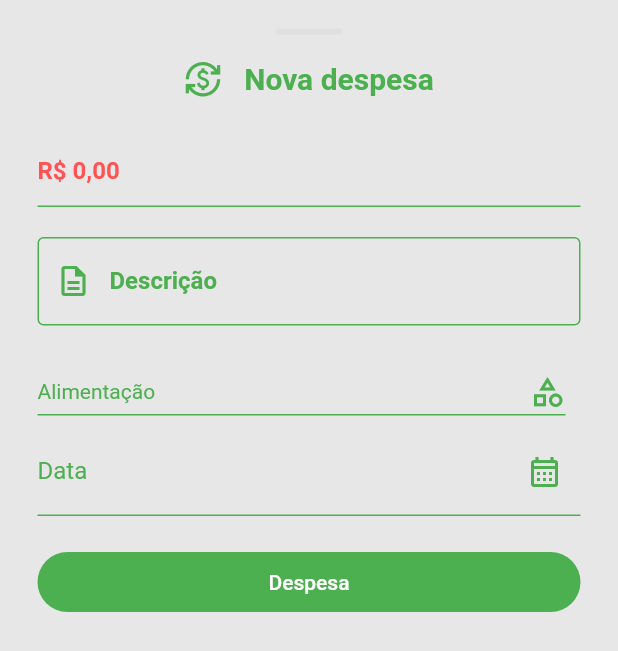
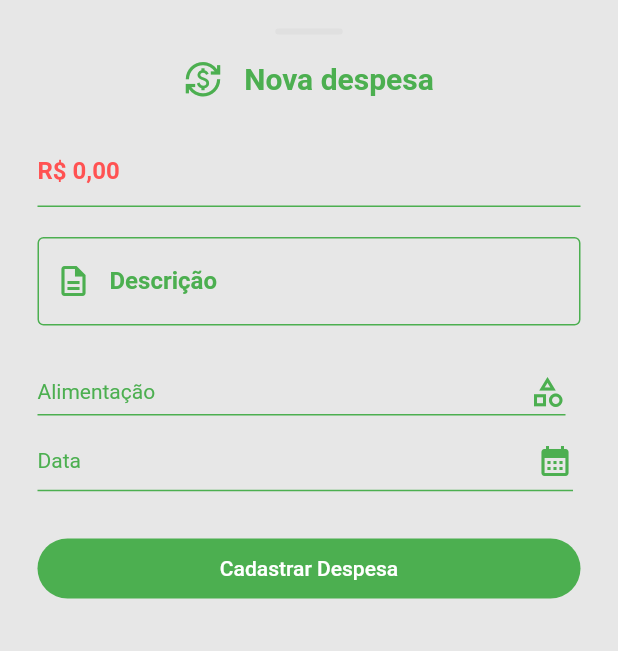
Before and after one commit to thiagoromendes/senai_mymoney, a Flutter app: the ExpenseRegisterModal screen opened directly, on a phone screen of 412 x 824 dp. Shown: the top 651 px of the screen. Run offline on Flutter 3.47's test engine with Material 2 defaults, Android fonts, the phone set to English and light mode, and no system bars; our stand-ins replace dio, flutter_mobx, flutter_secure_storage, mobx, modal_bottom_sheet; missing offline and left inert: flutter_rounded_date_picker, gauge_indicator; accounts and stored records are empty; generated files the repository leaves out were written again.

Commit message:
chore: add expenses modules

```diff
--- a/lib/main.dart
+++ b/lib/main.dart
@@ -24,6 +24,10 @@ class App extends StatelessWidget {
       home: const InitialPage(),
       debugShowCheckedModeBanner: false,
       darkTheme: ThemeData.dark(),
+      supportedLocales: const [
+        Locale('en', 'US'),
+        Locale('pt', 'BR'),
+      ],
       routes: {
         AppRouter.login: (context) => const LoginPage(),
         AppRouter.register: (context) => const RegisterPage(),
--- /dev/null
+++ b/lib/src/modules/expense/components/expense_register_modal.dart
@@ -0,0 +1,236 @@
+import 'package:flutter/material.dart';
+import 'package:flutter/services.dart';
+import 'package:flutter_mobx/flutter_mobx.dart';
+import 'package:flutter_rounded_date_picker/flutter_rounded_date_picker.dart';
+import 'package:my_money/src/modules/expense/controller/expense_register_controller.dart';
+import 'package:my_money/src/shared/colors/app_colors.dart';
+import 'package:my_money/src/shared/components/app_button.dart';
+import 'package:my_money/src/shared/components/app_title.dart';
+import 'package:my_money/src/shared/components/bar_modal.dart';
+import 'package:my_money/src/shared/helpers/input_mask.dart';
+import 'package:my_money/src/shared/helpers/text_input_formatter.dart';
+
+class ExpenseRegisterModal extends StatefulWidget {
+  const ExpenseRegisterModal({super.key});
+
+  @override
+  State<ExpenseRegisterModal> createState() => _ExpenseRegisterModalState();
+}
+
+class _ExpenseRegisterModalState extends State<ExpenseRegisterModal> {
+  final ExpenseRegisterController controller = ExpenseRegisterController();
+  final TextInputFormatter moneyFormatter = InputMask.moneyFormatter;
+  final TextEditingController descriptionTextEditingController =
+      TextEditingController();
+  late TextEditingController? moneyTextEditingController =
+      TextEditingController(text: moneyFormatter.formatText("0,00"));
+
+  String dropdownValue = '';
+  String dropdownFirstValue = '';
+
+  @override
+  void initState() {
+    super.initState();
+  }
+
+  void handleSelectCategory(String value) {
+    setState(() {
+      dropdownValue = value;
+      dropdownFirstValue = value;
+    });
+  }
+
+  Future<void> handleSetDate(BuildContext context) async {
+    controller.setExpensaDate(await showRoundedDatePicker(
+      context: context,
+      initialDate: DateTime.now(),
+      firstDate: DateTime(DateTime.now().year - 1),
+      lastDate: DateTime(DateTime.now().year + 1),
+      borderRadius: 10,
+      theme: ThemeData(primarySwatch: Colors.green),
+      height: MediaQuery.of(context).size.height * 0.35,
+    ));
+  }
+
+  @override
+  Widget build(BuildContext context) {
+    final List<String> categories = <String>[
+      'Alimentação',
+      'Casa',
+      'Dívidas',
+      'Educaçao',
+      'Lazer',
+      'Pessoal',
+      'Saúde',
+      'Serviço',
+      'Transporte'
+    ];
+
+    if (dropdownFirstValue.isEmpty) dropdownFirstValue = categories.first;
+
+    return SizedBox(
+        height: MediaQuery.of(context).size.height * 0.8,
+        child: Observer(builder: (_) {
+          return Scaffold(
+            backgroundColor: AppColors.appPageBackground,
+            body: SingleChildScrollView(
+              child: Column(
+                children: [
+                  const BarModal(),
+                  const AppTitle(title: 'Nova despesa'),
+                  Padding(
+                    padding: const EdgeInsets.only(
+                      left: 25,
+                      right: 25,
+                    ),
+                    child: Column(
+                        mainAxisSize: MainAxisSize.max,
+                        crossAxisAlignment: CrossAxisAlignment.center,
+                        children: [
+                          TextFormField(
+                            style: const TextStyle(
+                              color: Colors.redAccent,
+                              fontWeight: FontWeight.bold,
+                            ),
+                            inputFormatters: [moneyFormatter],
+                            controller: moneyTextEditingController,
+                            enabled: true,
+                            textAlign: TextAlign.start,
+                            autofocus: false,
+                            keyboardType: TextInputType.number,
+                            cursorColor: Colors.green,
+                            decoration: const InputDecoration(
+                                enabledBorder: UnderlineInputBorder(
+                                  borderSide: BorderSide(color: Colors.green),
+                                ),
+                                focusColor: Colors.white,
+                                focusedBorder: UnderlineInputBorder(
+                                    borderSide:
+                                        BorderSide(color: Colors.green))),
+                          ),
+                          Padding(
+                            padding: const EdgeInsets.only(top: 20, bottom: 10),
+                            child: TextFormField(
+                              style: const TextStyle(
+                                color: Colors.grey,
+                                fontWeight: FontWeight.bold,
+                              ),
+                              enabled: true,
+                              textAlign: TextAlign.start,
+                              autofocus: false,
+                              keyboardType: TextInputType.text,
+                              controller: descriptionTextEditingController,
+                              decoration: const InputDecoration(
+                                  label: Text(
+                                    'Descrição',
+                                    style: TextStyle(
+                                      color: Colors.green,
+                                      fontWeight: FontWeight.bold,
+                                    ),
+                                  ),
+                                  border: OutlineInputBorder(
+                                    borderSide: BorderSide(color: Colors.green),
+                                  ),
+                                  enabledBorder: OutlineInputBorder(
+                                    borderSide: BorderSide(color: Colors.green),
+                                  ),
+                                  focusColor: Colors.white,
+                                  focusedBorder: OutlineInputBorder(
+                                      borderSide:
+                                          BorderSide(color: Colors.green)),
+                                  prefixIcon: Icon(
+                                    Icons.description_outlined,
+                                    color: Colors.green,
+                                  )),
+                            ),
+                          ),
+                          Padding(
+                            padding:
+                                const EdgeInsets.only(top: 10.0, right: 10),
+                            child: DropdownButton<String>(
+                              icon: const Icon(Icons.category_outlined,
+                                  color: Colors.green),
+                              enableFeedback: true,
+                              isExpanded: true,
+                              value: categories.first == dropdownFirstValue
+                                  ? dropdownFirstValue
+                                  : dropdownValue,
+                              style: const TextStyle(
+                                color: Colors.green,
+                              ),
+                              underline: Container(
+                                height: 1,
+                                color: Colors.green,
+                              ),
+                              onChanged: (String? value) {
+                                handleSelectCategory(value ?? dropdownValue);
+                              },
+                              items: categories.map<DropdownMenuItem<String>>(
+                                  (String value) {
+                                return DropdownMenuItem<String>(
+                                  value: value,
+                                  child: Text(value),
+                                );
+                              }).toList(),
+                            ),
+                          ),
+                          GestureDetector(
+                              onTap: () => handleSetDate(context),
+                              child: Padding(
+                                padding: const EdgeInsets.only(
+                                  top: 10,
+                                  right: 5,
+                                ),
+                                child: Column(
+                                  children: [
+                                    Row(
+                                      mainAxisAlignment:
+                                          MainAxisAlignment.spaceBetween,
+                                      children: [
+                                        controller.expenseDateFormat.isNotEmpty
+                                            ? Text(controller.expenseDateFormat,
+                                                style: const TextStyle(
+                                                  color: Colors.green,
+                                                ))
+                                            : const Text("Data",
+                                                style: TextStyle(
+                                                  color: Colors.green,
+                                                )),
+                                        const Icon(
+                                          Icons.calendar_month,
+                                          color: Colors.green,
+                                        )
+                                      ],
+                                    ),
+                                    const Divider(
+                                      color: Colors.green,
+                                      thickness: 1,
+                                    )
+                                  ],
+                                ),
+                              )),
+                          Padding(
+                            padding: const EdgeInsets.only(top: 20),
+                            child: AppButton(
+                                action: () {
+                                  controller.sendData(
+                                    value: moneyTextEditingController!.text,
+                                    description:
+                                        descriptionTextEditingController.text,
+                                    category: dropdownValue,
+                                    registrationDate:
+                                        controller.expenseDateFormat,
+                                  );
+                                  Navigator.pop(context);
+                                },
+                                label: 'Cadastrar Despesa'),
+                          ),
+                        ]),
+                  ),
+                ],
+              ),
+            ),
+          );
+        }));
+  }
+}
--- a/lib/src/modules/history/page/history_page.dart
+++ b/lib/src/modules/history/page/history_page.dart
@@ -1,8 +1,8 @@
 import 'package:flutter/material.dart';
+import 'package:my_money/src/modules/expense/model/expense_model.dart';
 import 'package:my_money/src/shared/colors/app_colors.dart';
 import 'package:my_money/src/shared/components/app_logo_title.dart';
 import 'package:my_money/src/shared/components/expense_list.dart';
-import 'package:my_money/src/shared/model/expense_model.dart';
 
 class HistoryPage extends StatelessWidget {
   const HistoryPage({
--- a/lib/src/modules/home/components/expense_button.dart
+++ b/lib/src/modules/home/components/expense_button.dart
@@ -1,5 +1,5 @@
 import 'package:flutter/material.dart';
-import 'package:my_money/src/modules/home/components/expense_register_modal.dart';
+import 'package:my_money/src/modules/expense/components/expense_register_modal.dart';
 import 'package:my_money/src/shared/components/app_modal.dart';
 
 class ExpenseButton {
--- a/lib/src/modules/home/components/expense_register_modal.dart
+++ /dev/null
@@ -1,180 +0,0 @@
-import 'package:flutter/material.dart';
-import 'package:flutter/services.dart';
-import 'package:my_money/src/shared/colors/app_colors.dart';
-import 'package:my_money/src/shared/components/app_button.dart';
-import 'package:my_money/src/shared/components/app_title.dart';
-import 'package:my_money/src/shared/components/bar_modal.dart';
-import 'package:my_money/src/shared/helpers/input_mask.dart';
-import 'package:my_money/src/shared/helpers/text_input_formatter.dart';
-
-class ExpenseRegisterModal extends StatefulWidget {
-  const ExpenseRegisterModal({super.key});
-
-  @override
-  State<ExpenseRegisterModal> createState() => _ExpenseRegisterModalState();
-}
-
-class _ExpenseRegisterModalState extends State<ExpenseRegisterModal> {
-  final TextInputFormatter moneyFormatter = InputMask.moneyFormatter;
-  late final TextEditingController? moneyTextEditingController =
-      TextEditingController(text: moneyFormatter.formatText("0,00"));
-
-  @override
-  Widget build(BuildContext context) {
-    final List<String> categories = <String>[
-      'Alimentação',
-      'Casa',
-      'Dívidas',
-      'Educaçao',
-      'Lazer',
-      'Pessoal',
-      'Saúde',
-      'Serviço',
-      'Transporte'
-    ];
-
-    String dropdownValue = categories.first;
-
-    return SizedBox(
-      height: MediaQuery.of(context).size.height * 0.8,
-      child: Scaffold(
-        backgroundColor: AppColors.appPageBackground,
-        body: SingleChildScrollView(
-          child: Column(
-            children: [
-              const BarModal(),
-              const AppTitle(title: 'Nova despesa'),
-              Padding(
-                padding: const EdgeInsets.only(
-                  left: 25,
-                  right: 25,
-                ),
-                child: Column(
-                    mainAxisSize: MainAxisSize.max,
-                    crossAxisAlignment: CrossAxisAlignment.center,
-                    children: [
-                      TextFormField(
-                        style: const TextStyle(
-                          color: Colors.redAccent,
-                          fontWeight: FontWeight.bold,
-                        ),
-                        inputFormatters: [moneyFormatter],
-                        controller: moneyTextEditingController,
-                        enabled: true,
-                        textAlign: TextAlign.start,
-                        autofocus: false,
-                        keyboardType: TextInputType.number,
-                        cursorColor: Colors.green,
-                        decoration: const InputDecoration(
-                            enabledBorder: UnderlineInputBorder(
-                              borderSide: BorderSide(color: Colors.green),
-                            ),
-                            focusColor: Colors.white,
-                            focusedBorder: UnderlineInputBorder(
-                                borderSide: BorderSide(color: Colors.green))),
-                      ),
-                      Padding(
-                        padding: const EdgeInsets.only(top: 20, bottom: 10),
-                        child: TextFormField(
-                          style: const TextStyle(
-                            color: Colors.grey,
-                            fontWeight: FontWeight.bold,
-                          ),
-                          enabled: true,
-                          textAlign: TextAlign.start,
-                          autofocus: false,
-                          keyboardType: TextInputType.text,
-                          decoration: const InputDecoration(
-                              label: Text(
-                                'Descrição',
-                                style: TextStyle(
-                                  color: Colors.green,
-                                  fontWeight: FontWeight.bold,
-                                ),
-                              ),
-                              border: OutlineInputBorder(
-                                borderSide: BorderSide(color: Colors.green),
-                              ),
-                              enabledBorder: OutlineInputBorder(
-                                borderSide: BorderSide(color: Colors.green),
-                              ),
-                              focusColor: Colors.white,
-                              focusedBorder: OutlineInputBorder(
-                                  borderSide: BorderSide(color: Colors.green)),
-                              prefixIcon: Icon(
-                                Icons.description_outlined,
-                                color: Colors.green,
-                              )),
-                        ),
-                      ),
-                      Padding(
-                        padding: const EdgeInsets.only(top: 10.0, right: 10),
-                        child: DropdownButton<String>(
-                          icon: const Icon(Icons.category_outlined,
-                              color: Colors.green),
-                          enableFeedback: true,
-                          isExpanded: true,
-                          value: dropdownValue,
-                          style: const TextStyle(
-                            color: Colors.green,
-                          ),
-                          underline: Container(
-                            height: 1,
-                            color: Colors.green,
-                          ),
-                          onChanged: (String? value) {
-                            // This is called when the user selects an item.
-                            setState(() {
-                              dropdownValue = value!;
-                            });
-                          },
-                          items: categories
-                              .map<DropdownMenuItem<String>>((String value) {
-                            return DropdownMenuItem<String>(
-                              value: value,
-                              child: Text(value),
-                            );
-                          }).toList(),
-                        ),
-                      ),
-                      TextFormField(
-                        enabled: true,
-                        textAlign: TextAlign.start,
-                        autofocus: false,
-                        keyboardType: TextInputType.datetime,
-                        cursorColor: Colors.green,
-                        decoration: const InputDecoration(
-                            suffixIcon: Icon(
-                              Icons.calendar_month_outlined,
-                              color: Colors.green,
-                            ),
-                            label: Text(
-                              'Data',
-                              style: TextStyle(
-                                color: Colors.green,
-                              ),
-                            ),
-                            enabledBorder: UnderlineInputBorder(
-                              borderSide: BorderSide(color: Colors.green),
-                            ),
-                            focusColor: Colors.white,
-                            focusedBorder: UnderlineInputBorder(
-                                borderSide: BorderSide(color: Colors.green))),
-                      ),
-                      Padding(
-                        padding: const EdgeInsets.only(top: 20),
-                        child: AppButton(
-                            action: () {
-                              Navigator.pop(context);
-                            },
-                            label: 'Despesa'),
-                      ),
-                    ]),
-              ),
-            ],
-          ),
-        ),
-      ),
-    );
-  }
-}
--- a/lib/src/modules/home/controller/home_controller.dart
+++ b/lib/src/modules/home/controller/home_controller.dart
@@ -1,9 +1,9 @@
 import 'package:flutter/material.dart';
 import 'package:mobx/mobx.dart';
+import 'package:my_money/src/modules/expense/model/expense_model.dart';
 import 'package:my_money/src/modules/home/service/home_service.dart';
 import 'package:my_money/src/router/app_router.dart';
 import 'package:my_money/src/shared/helpers/date_helper.dart';
-import 'package:my_money/src/shared/model/expense_model.dart';
 import 'package:my_money/src/shared/storage/app_keys.dart';
 import 'package:my_money/src/shared/storage/app_secure_storage.dart';
 
--- a/lib/src/modules/home/repositories/home_repository.dart
+++ b/lib/src/modules/home/repositories/home_repository.dart
@@ -3,7 +3,7 @@ import 'package:my_money/src/http/app_dio.dart';
 
 class HomeRepository {
   Future<Response<List<dynamic>>> getExpenses(String userId) async {
-    String url = "http://192.168.5.159:3099/expense/findAllByUser/$userId";
+    String url = "http://192.168.31.96:3099/expense/findAllByUser/$userId";
 
     Dio clientHTTP = await AppDio.getConnection(isAuth: true);
 
@@ -11,7 +11,7 @@ class HomeRepository {
   }
 
   Future<Response<dynamic>> getGoal(String userId) async {
-    String url = "http://192.168.5.159:3099/goal/findByUser/$userId";
+    String url = "http://192.168.31.96:3099/goal/findByUser/$userId";
 
     Dio clientHTTP = await AppDio.getConnection(isAuth: true);
 
--- a/lib/src/modules/home/service/home_service.dart
+++ b/lib/src/modules/home/service/home_service.dart
@@ -1,8 +1,8 @@
 import 'package:dio/dio.dart';
 import 'package:flutter/material.dart';
+import 'package:my_money/src/modules/expense/model/expense_model.dart';
 import 'package:my_money/src/modules/home/repositories/home_repository.dart';
 import 'package:my_money/src/modules/personal_register/model/personal_register_model.dart';
-import 'package:my_money/src/shared/model/expense_model.dart';
 import 'package:my_money/src/shared/storage/app_keys.dart';
 import 'package:my_money/src/shared/storage/app_secure_storage.dart';
 
--- a/lib/src/modules/login/repositories/login_repository.dart
+++ b/lib/src/modules/login/repositories/login_repository.dart
@@ -3,7 +3,7 @@ import 'package:my_money/src/http/app_dio.dart';
 import 'package:my_money/src/modules/login/model/login_model.dart';
 
 class LoginRepository {
-  String baseURL = "http://192.168.5.159:3099/auth/login";
+  String baseURL = "http://192.168.31.96:3099/auth/login";
 
   Future<Response<Map<String, dynamic>>> sendData(LoginModel loginData) async {
     Dio clientHTTP = await AppDio.getConnection(isAuth: false);
@@ -12,7 +12,7 @@ class LoginRepository {
   }
 
   Future<Response<dynamic>> getGoal(String userId) async {
-    String url = "http://192.168.5.159:3099/goal/findByUser/$userId";
+    String url = "http://192.168.31.96:3099/goal/findByUser/$userId";
 
     Dio clientHTTP = await AppDio.getConnection(isAuth: true);
 
--- a/lib/src/modules/login/service/login_service.dart
+++ b/lib/src/modules/login/service/login_service.dart
@@ -25,7 +25,7 @@ class LoginService {
 
       return {"success": true};
     } on DioError catch (exception) {
-      return {"exception": sendException(exception)};
+      return {"exception": sendException(exception) ?? 500};
     }
   }
 
@@ -43,9 +43,9 @@ class LoginService {
     }
   }
 
-  int sendException(Object error) {
+  int? sendException(Object error) {
     final DioError errorResult = error as DioError;
-    return errorResult.response!.data['statusCode'];
+    return errorResult.response?.data['statusCode'];
   }
 
   Future<bool> verifyFirstAcess() async {
--- a/lib/src/modules/personal_register/repositories/personal_register_repository.dart
+++ b/lib/src/modules/personal_register/repositories/personal_register_repository.dart
@@ -6,7 +6,7 @@ import 'package:my_money/src/shared/model/user_update_model.dart';
 class PersonalRegisterRepository {
   Future<Response<Map<String, dynamic>>> sendData(
       PersonalRegisterModel personalRegisterData) async {
-    String url = "http://192.168.5.159:3099/goal/create";
+    String url = "http://192.168.31.96:3099/goal/create";
 
     Dio clientHTTP = await AppDio.getConnection(isAuth: true);
 
@@ -15,7 +15,7 @@ class PersonalRegisterRepository {
 
   Future<Response<Map<String, dynamic>>> updateDataUser(
       String userId, UserUpdateModel userUpdate) async {
-    String url = "http://192.168.5.159:3099/user/update/$userId";
+    String url = "http://192.168.31.96:3099/user/update/$userId";
 
     Dio clientHTTP = await AppDio.getConnection(isAuth: true);
 
--- a/lib/src/shared/components/expense_list.dart
+++ b/lib/src/shared/components/expense_list.dart
@@ -1,5 +1,5 @@
 import 'package:flutter/material.dart';
-import 'package:my_money/src/shared/model/expense_model.dart';
+import 'package:my_money/src/modules/expense/model/expense_model.dart';
 
 class ExpenseList extends StatefulWidget {
   final String? title;
--- a/pubspec.yaml
+++ b/pubspec.yaml
@@ -20,6 +20,7 @@ dependencies:
   flutter_secure_storage: 8.0.0
   gauge_indicator: ^0.4.3
   intl: ^0.18.1
+  flutter_rounded_date_picker: ^3.0.4
 
 
 dev_dependencies:
```
Also changed, not shown: lib/src/modules/expense/controller/expense_register_controller.dart (added, +47 -0 lines), lib/src/modules/expense/model/expense_model.dart (renamed from lib/src/shared/model/expense_model.dart, +14 -0 lines), lib/src/modules/expense/model/expense_send_model.dart (added, +40 -0 lines), lib/src/modules/expense/repositories/expense_register_repository.dart (added, +14 -0 lines), lib/src/modules/expense/service/expense_register_service.dart (added, +30 -0 lines), lib/src/shared/helpers/date_helper.dart (+9 -0 lines), lib/src/modules/expense/controller/expense_register_controller.g.dart (added), pubspec.lock.
